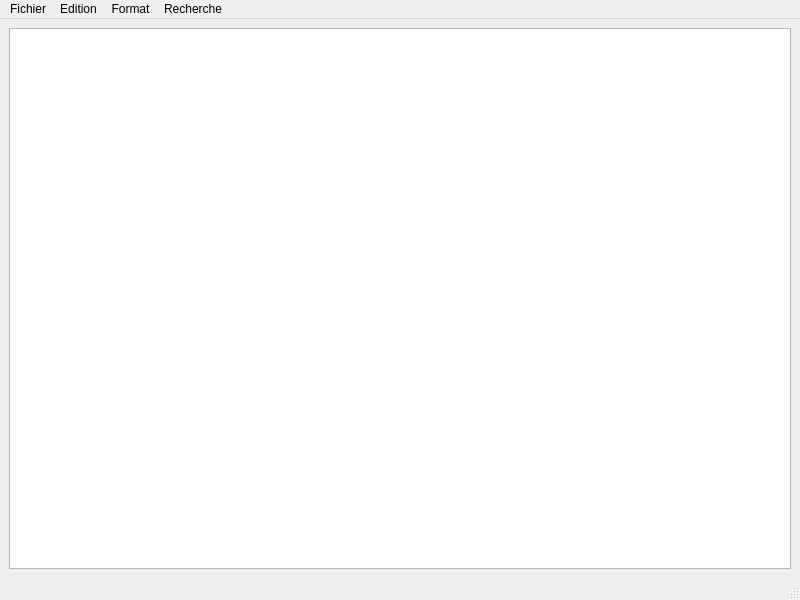
FoulonEdouard/Projetcplus, file projetcplus/mainwindow.ui: the form before one commit.
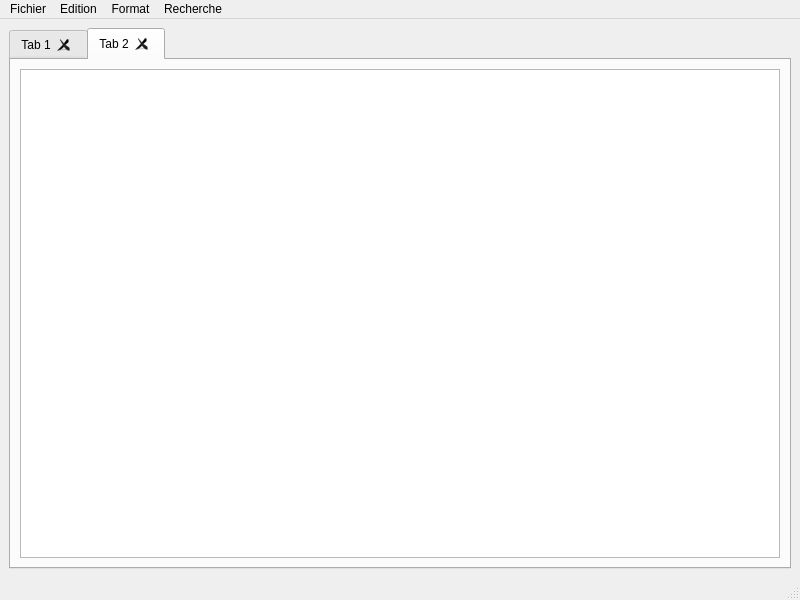
The form after the commit.

Diff of the .ui file:
```diff
--- a/projetcplus/mainwindow.ui
+++ b/projetcplus/mainwindow.ui
@@ -14,16 +14,42 @@
    <string>MainWindow</string>
   </property>
   <widget class="QWidget" name="centralwidget">
-   <layout class="QHBoxLayout" name="horizontalLayout_2">
-    <item>
      <layout class="QVBoxLayout" name="verticalLayout">
       <item>
-       <layout class="QHBoxLayout" name="horizontalLayout"/>
-      </item>
+     <widget class="QTabWidget" name="tabWidget">
+      <property name="accessibleName">
+       <string/>
+      </property>
+      <property name="currentIndex">
+       <number>1</number>
+      </property>
+      <property name="tabsClosable">
+       <bool>true</bool>
+      </property>
+      <widget class="QWidget" name="Onglet1">
+       <attribute name="title">
+        <string>Tab 1</string>
+       </attribute>
+       <layout class="QVBoxLayout" name="verticalLayout_2">
       <item>
        <widget class="QTextEdit" name="textEdit"/>
       </item>
      </layout>
+      </widget>
+      <widget class="QWidget" name="onglet2">
+       <property name="enabled">
+        <bool>true</bool>
+       </property>
+       <attribute name="title">
+        <string>Tab 2</string>
+       </attribute>
+       <layout class="QHBoxLayout" name="horizontalLayout">
+        <item>
+         <widget class="QTextEdit" name="textEdit_2"/>
+        </item>
+       </layout>
+      </widget>
+     </widget>
     </item>
    </layout>
   </widget>
```
Lines whose indentation alone changed are shown as unchanged.
